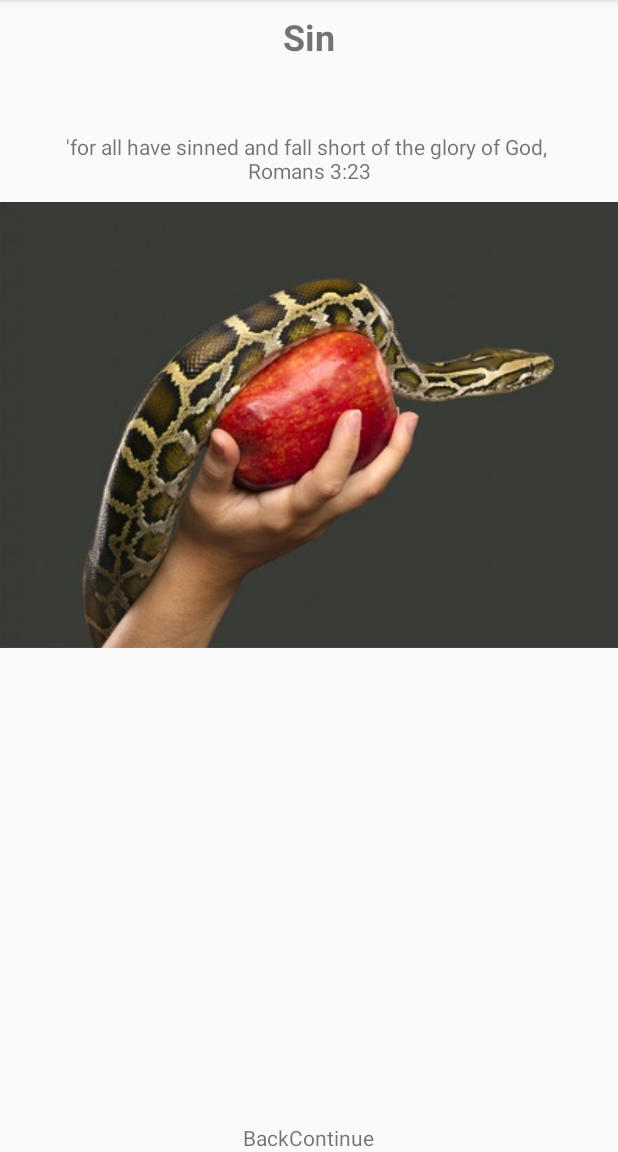
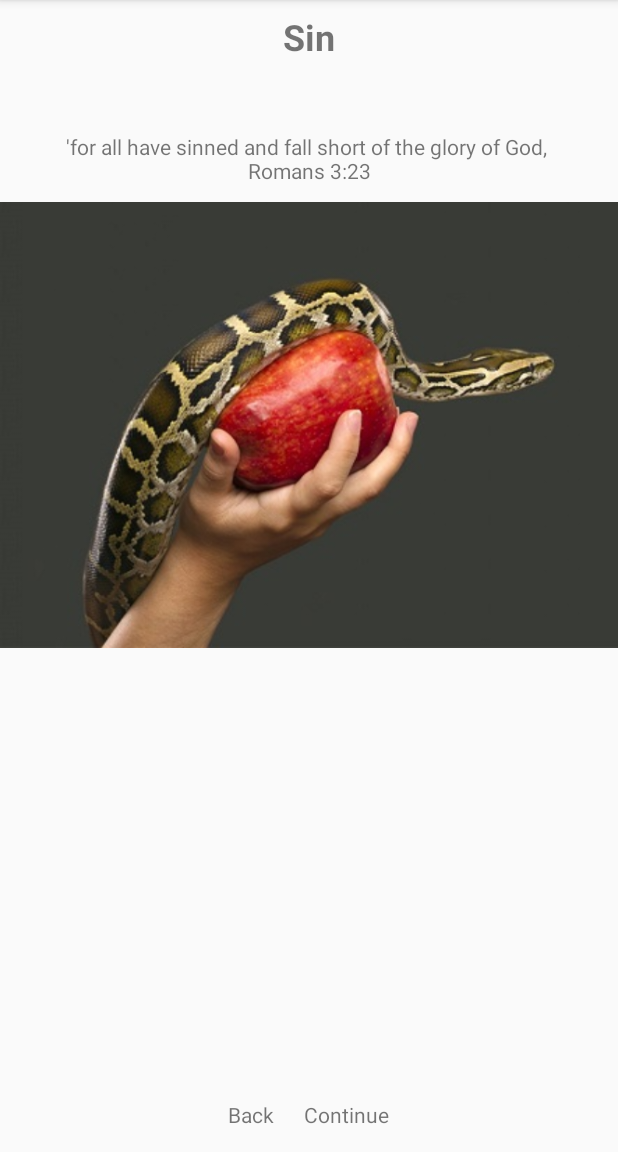
Before and after one commit to uenvymenow/EvangelismApp, an Android app: the SinActivity screen opened directly, with no data from a screen before it, on a phone screen of 412 x 824 dp, the part 84-1236 px from its top. Run offline under Robolectric (Android 15) with nearby library versions, the phone set to English and light mode, and no system bars.

Commit message:
Working on getting BackButton working in SinActivity

```diff
--- a/app/src/main/res/layout/activity_sin.xml
+++ b/app/src/main/res/layout/activity_sin.xml
@@ -18,8 +18,10 @@
             android:layout_width="wrap_content"
             android:layout_height="wrap_content"
             android:gravity="center_horizontal"
-            android:onClick="backButton"
-            android:text="@string/backText" />
+            android:onClick="BackButton"
+            android:text="@string/backText"
+            android:paddingBottom="15dp"
+            android:paddingRight="10dp"/>
 
         <TextView
             android:id="@+id/continueTextView"
@@ -27,7 +29,9 @@
             android:layout_height="wrap_content"
             android:gravity="center_horizontal"
             android:onClick="continueButton"
-            android:text="@string/continueText" />
+            android:text="@string/continueText"
+            android:paddingBottom="15dp"
+            android:paddingLeft="10dp"/>
     </LinearLayout>
 
     <ScrollView
```
Also changed, not shown: app/src/main/java/com/example/aaron/evangelismapp/SinActivity.java (+16 -0 lines).
